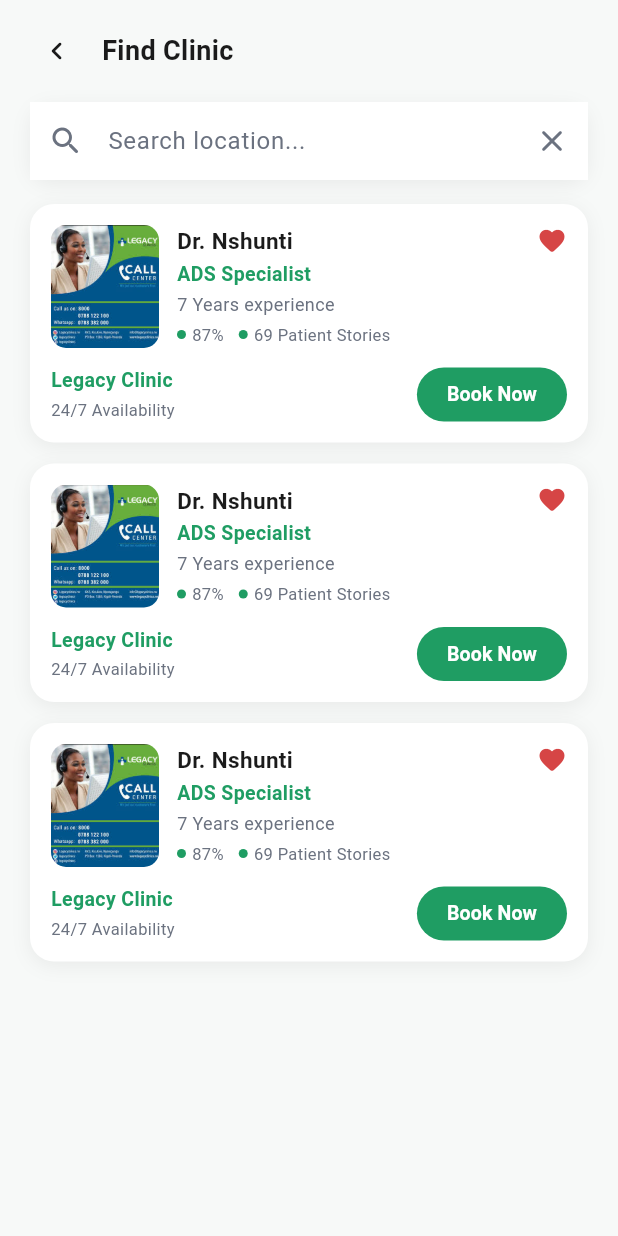
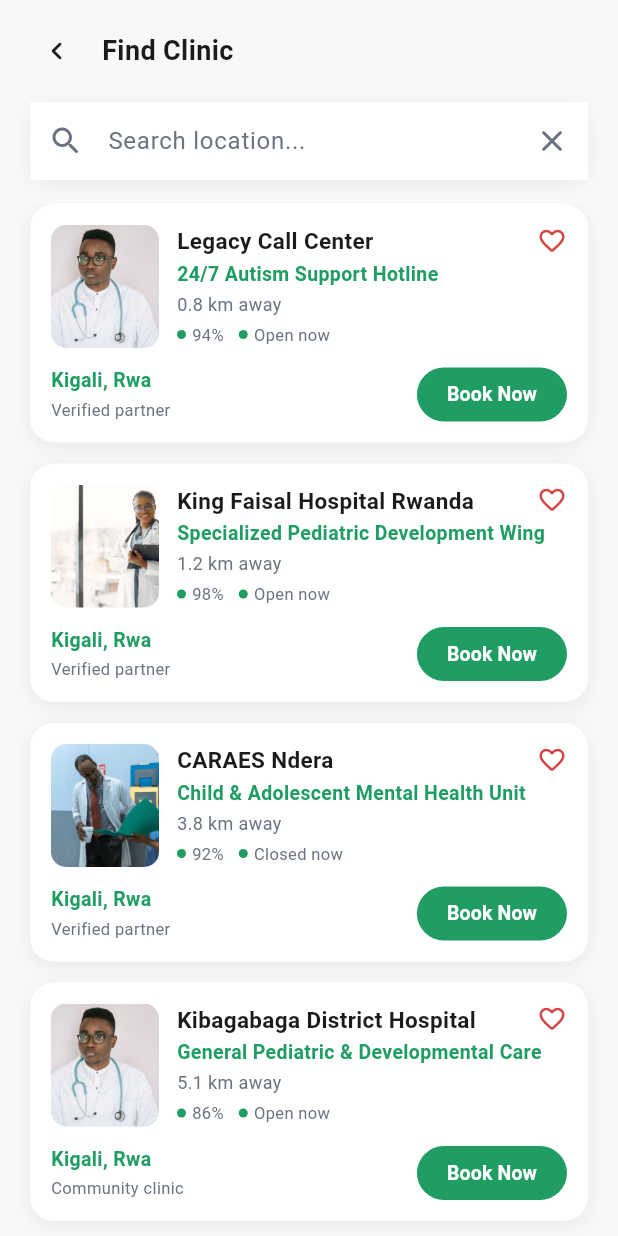
Before and after one commit to nkem-slim/easy_help, a Flutter app: the FindClinicPage screen opened by its route, on a phone screen of 412 x 824 dp. Run offline on Flutter 3.47's test engine with Material 3 defaults, Android fonts, the phone set to English and light mode, and no system bars; our stand-ins replace cloud_firestore, connectivity_plus, dartz, equatable, firebase_auth, firebase_core and 8 more; accounts and stored records are empty; generated files the repository leaves out were written again.

Commit message:
update: make the clinic card use correct clinics

```diff
--- a/lib/features/auth/presentation/pages/splash_page.dart
+++ b/lib/features/auth/presentation/pages/splash_page.dart
@@ -43,8 +43,8 @@
             child: Column(
               mainAxisSize: MainAxisSize.min,
               children: [
-                Image.network(
-                  'https://www.image2url.com/r2/default/images/1784839253510-1e0b14dc-cdc1-4682-9eaf-1c8a3b97a95e.png',
+                Image.asset(
+                  'assets/images/easy_help_logo.png',
                   width: 90,
                   height: 90,
                 ),
--- /dev/null
+++ b/lib/features/clinics/data/mock_clinics.dart
@@ -0,0 +1,129 @@
+import 'package:flutter/material.dart';
+
+import '../../../core/constants/app_colors.dart';
+import '../domain/entities/clinic_entity.dart';
+
+/// Single source of clinic data shared by the Home screen's "Helpful Clinics"
+/// section and the Find a Clinic page, until a ClinicRepository backed by
+/// Firestore replaces it.
+class ClinicItem {
+  final String id;
+  final String name;
+  final String phone;
+  final String location;
+  final Color accentColor;
+  final String imageAsset;
+  final String subtitle;
+  final double rating;
+  final String distanceLabel;
+  final bool isVerified;
+  final bool isOpenNow;
+
+  const ClinicItem({
+    required this.id,
+    required this.name,
+    required this.phone,
+    required this.location,
+    required this.accentColor,
+    required this.imageAsset,
+    required this.subtitle,
+    required this.rating,
+    required this.distanceLabel,
+    required this.isVerified,
+    required this.isOpenNow,
+  });
+
+  ClinicEntity toEntity() {
+    return ClinicEntity(
+      id: id,
+      name: name,
+      location: location,
+      imageAsset: imageAsset,
+      logoBackgroundColor: accentColor,
+      logoIcon: Icons.local_hospital,
+    );
+  }
+}
+
+// TODO(clinics-data-layer): replace with ClinicRepository.getAll() once one
+// exists, backed by FirestoreCollections.clinics.
+const List<ClinicItem> mockClinics = [
+  ClinicItem(
+    id: 'legacy-call-center',
+    name: 'Legacy Call Center',
+    phone: '+250 788 000 000',
+    location: 'Kigali, Rwa',
+    accentColor: AppColors.primary,
+    imageAsset: 'assets/images/clinic-0.jpg',
+    subtitle: '24/7 Autism Support Hotline',
+    rating: 4.7,
+    distanceLabel: '0.8 km away',
+    isVerified: true,
+    isOpenNow: true,
+  ),
+  ClinicItem(
+    id: 'king-faisal-hospital',
+    name: 'King Faisal Hospital Rwanda',
+    phone: '+250 252 582 421',
+    location: 'Kigali, Rwa',
+    accentColor: Color(0xFF3B6FD4),
+    imageAsset: 'assets/images/clinic-1.jpg',
+    subtitle: 'Specialized Pediatric Development Wing',
+    rating: 4.9,
+    distanceLabel: '1.2 km away',
+    isVerified: true,
+    isOpenNow: true,
+  ),
+  ClinicItem(
+    id: 'caraes-ndera',
+    name: 'CARAES Ndera',
+    phone: '+250 252 580 494',
+    location: 'Kigali, Rwa',
+    accentColor: Color(0xFF5BA4CF),
+    imageAsset: 'assets/images/clinic-2.jpg',
+    subtitle: 'Child & Adolescent Mental Health Unit',
+    rating: 4.6,
+    distanceLabel: '3.8 km away',
+    isVerified: true,
+    isOpenNow: false,
+  ),
+  ClinicItem(
+    id: 'kibagabaga-district-hospital',
+    name: 'Kibagabaga District Hospital',
+    phone: '+250 788 123 456',
+    location: 'Kigali, Rwa',
+    accentColor: Color(0xFF4CAF93),
+    imageAsset: 'assets/images/clinic-0.jpg',
+    subtitle: 'General Pediatric & Developmental Care',
+    rating: 4.3,
+    distanceLabel: '5.1 km away',
+    isVerified: false,
+    isOpenNow: true,
+  ),
+  ClinicItem(
+    id: 'rwanda-autism-support-center',
+    name: 'Rwanda Autism Support Center',
+    phone: '+250 788 234 567',
+    location: 'Kigali, Rwa',
+    accentColor: Color(0xFFDB8A3B),
+    imageAsset: 'assets/images/clinic-1.jpg',
+    subtitle: 'Autism Screening & Therapy Center',
+    rating: 4.8,
+    distanceLabel: '2.4 km away',
+    isVerified: true,
+    isOpenNow: true,
+  ),
+  ClinicItem(
+    id: 'kanombe-military-hospital',
+    name: 'Kanombe Military Hospital',
+    phone: '+250 788 345 678',
+    location: 'Kigali, Rwa',
+    accentColor: Color(0xFF8B5CF6),
+    imageAsset: 'assets/images/clinic-2.jpg',
+    subtitle: 'Neurodevelopmental Assessment Clinic',
+    rating: 4.2,
+    distanceLabel: '6.7 km away',
+    isVerified: false,
+    isOpenNow: false,
+  ),
+];
--- a/lib/features/support/presentation/pages/find_clinic_page.dart
+++ b/lib/features/support/presentation/pages/find_clinic_page.dart
@@ -4,10 +4,27 @@
 import '../../../../core/constants/app_colors.dart';
 import '../../../../core/constants/app_strings.dart';
 import '../../../auth/presentation/bloc/auth_bloc.dart';
+import '../../../clinics/data/mock_clinics.dart';
+import '../../../clinics/presentation/pages/clinic_details_page.dart';
 import '../widgets/doctor_card.dart';
 import '../widgets/find_clinic_header.dart';
 import '../widgets/find_clinic_search_bar.dart';
-import 'doctor_details_page.dart';
+
+/// Maps a clinic onto the doctor card's fields, so the Find a Clinic page
+/// keeps its existing card design without duplicating that layout.
+DoctorItem _asCardItem(ClinicItem clinic) {
+  return DoctorItem(
+    name: clinic.name,
+    specialty: clinic.subtitle,
+    experience: clinic.distanceLabel,
+    ratingPercent: '${(clinic.rating * 20).round()}%',
+    patientStories: clinic.isOpenNow ? 'Open now' : 'Closed now',
+    clinicName: clinic.location,
+    availability: clinic.isVerified ? 'Verified partner' : 'Community clinic',
+    location: clinic.location,
+    imageAsset: clinic.imageAsset,
+  );
+}
 
 class FindClinicPage extends StatefulWidget {
   const FindClinicPage({super.key});
@@ -20,19 +37,33 @@
   final _searchController = TextEditingController(text: '');
   String _query = 'Kigali';
 
-  // TODO(support-data-layer): replace with a real doctor list once a
-  // DoctorRepository exists — all 3 currently point at the same mock doctor.
-  static const _doctors = [mockDrNshunti, mockDrNshunti, mockDrNshunti];
+  static const _maxClinics = 6;
+  static const _clinics = mockClinics;
 
-  List<DoctorItem> get _filteredDoctors {
+  List<ClinicItem> get _filteredClinics {
     final query = _query.trim().toLowerCase();
-    if (query.isEmpty) return _doctors;
-    return _doctors.where((doctor) {
-      return doctor.name.toLowerCase().contains(query) ||
-          doctor.specialty.toLowerCase().contains(query) ||
-          doctor.clinicName.toLowerCase().contains(query) ||
-          doctor.location.toLowerCase().contains(query);
+    final source = _clinics.take(_maxClinics);
+    if (query.isEmpty) return source.toList();
+    return source.where((clinic) {
+      return clinic.name.toLowerCase().contains(query) ||
+          clinic.subtitle.toLowerCase().contains(query) ||
+          clinic.location.toLowerCase().contains(query);
     }).toList();
+  }
+
+  void _bookAppointment(BuildContext context, ClinicItem clinic) {
+    final authState = context.read<AuthBloc>().state;
+    final patientId = authState is AuthAuthenticated ? authState.user.id : '';
+    Navigator.of(context).pushNamed(
+      AppRoutes.appointmentFor,
+      arguments: {
+        'doctorId': clinic.id,
+        'doctorName': clinic.name,
+        'doctorSpecialty': clinic.location,
+        'doctorImageUrl': clinic.imageAsset,
+        'patientId': patientId,
+      },
+    );
   }
 
   @override
@@ -57,42 +88,21 @@
             Expanded(
               child: ListView.separated(
                 padding: const EdgeInsets.fromLTRB(20, 0, 20, 20),
-                itemCount: _filteredDoctors.length,
+                itemCount: _filteredClinics.length,
                 separatorBuilder: (_, __) => const SizedBox(height: 14),
                 itemBuilder: (context, index) {
-                  final doctor = _filteredDoctors[index];
-                  void openDetails() {
-                    Navigator.of(context).push(
-                      MaterialPageRoute(
-                        builder: (detailsContext) => DoctorDetailsPage(
-                          doctor: doctor,
-                          onBookNow: () {
-                            final authState = detailsContext
-                                .read<AuthBloc>()
-                                .state;
-                            final patientId = authState is AuthAuthenticated
-                                ? authState.user.id
-                                : '';
-                            Navigator.of(detailsContext).pushNamed(
-                              AppRoutes.appointmentFor,
-                              arguments: {
-                                'doctorId': mockDoctorId,
-                                'doctorName': doctor.name,
-                                'doctorSpecialty': doctor.specialty,
-                                'doctorImageUrl': mockDoctorNetworkImageUrl,
-                                'patientId': patientId,
-                              },
-                            );
-                          },
-                        ),
-                      ),
-                    );
-                  }
+                  final clinic = _filteredClinics[index];
+                  void openDetails() => Navigator.of(context).push(
+                    MaterialPageRoute(
+                      builder: (_) =>
+                          ClinicDetailsPage(clinic: clinic.toEntity()),
+                    ),
+                  );
 
                   return DoctorCard(
-                    item: doctor,
+                    item: _asCardItem(clinic),
                     onTap: openDetails,
-                    onBookNow: openDetails,
+                    onBookNow: () => _bookAppointment(context, clinic),
                   );
                 },
               ),
```
Also changed, not shown: lib/core/di/injection_container.dart (+20 -42 lines), lib/features/home/presentation/pages/home_page.dart (+12 -7 lines), lib/features/home/presentation/widgets/home_clinics_section.dart (+5 -59 lines), lib/features/home/presentation/widgets/home_header.dart (+6 -3 lines), lib/features/profile/presentation/pages/profile_page.dart (+7 -3 lines), lib/features/profile/presentation/pages/user_details_page.dart (+12 -3 lines), lib/features/profile/presentation/widgets/profile_header.dart (+49 -19 lines), lib/main.dart (+3 -4 lines), assets/images/easy_help_logo.png (added), 2 other files.
